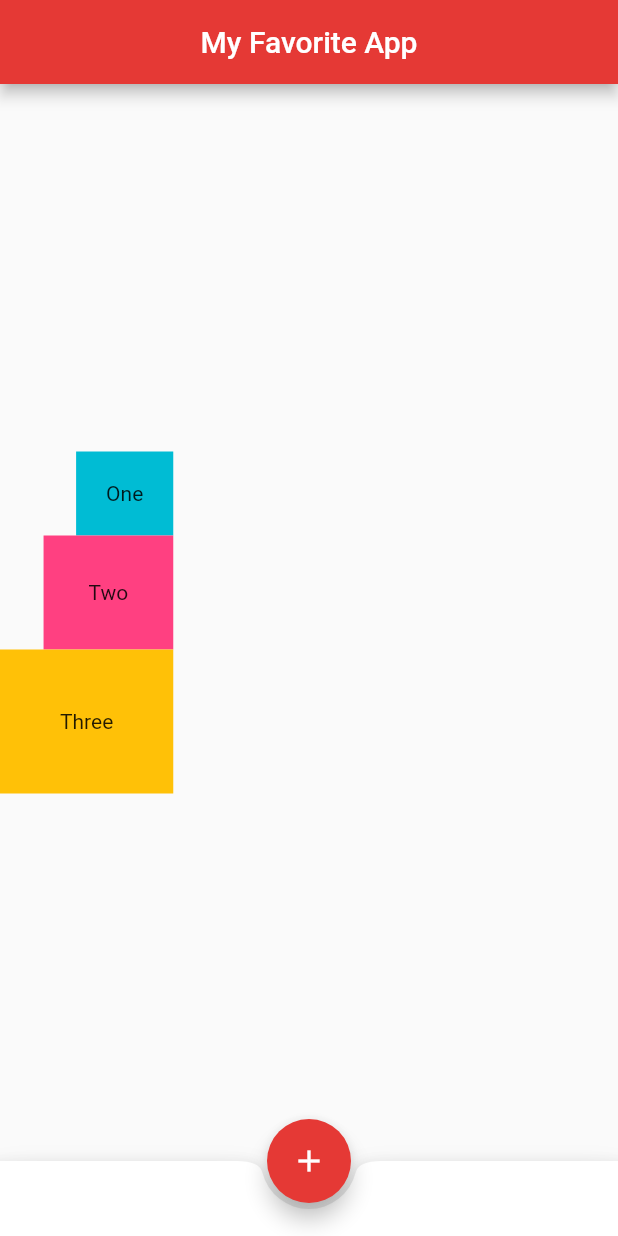
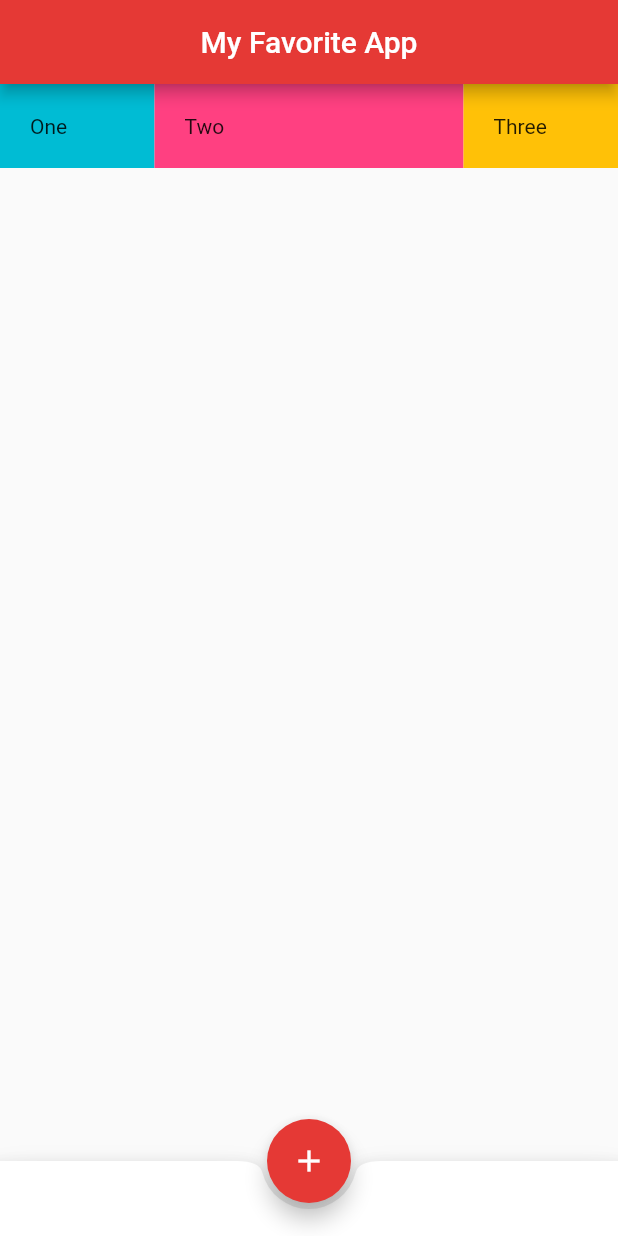
Before and after one commit to marville001/learn-flutter, a Flutter app: the screen it shows after launch, on a phone screen of 412 x 824 dp. Run offline on Flutter 3.47's test engine with Material 2 defaults, Android fonts, the phone set to English and light mode, and no system bars.

Commit message:
Expanded widget in flutter

```diff
--- a/lib/main.dart
+++ b/lib/main.dart
@@ -1,9 +1,7 @@
 import 'package:flutter/material.dart';
 
-void main() => runApp(const MaterialApp(
-      debugShowCheckedModeBanner: false,
-      home: Home()
-    ));
+void main() =>
+    runApp(const MaterialApp(debugShowCheckedModeBanner: false, home: Home()));
 
 class Home extends StatelessWidget {
   const Home({Key? key}) : super(key: key);
@@ -16,24 +14,31 @@ class Home extends StatelessWidget {
         centerTitle: true,
         backgroundColor: Colors.red[600],
       ),
-      body: Column(
-        mainAxisAlignment: MainAxisAlignment.center,
-        crossAxisAlignment: CrossAxisAlignment.end,
+      body: Row(
         children: [
-          Container(
+          Expanded(
+            flex: 1,
+            child: Container(
               padding: const EdgeInsets.all(20.0),
               color: Colors.cyan,
               child: const Text("One"),
             ),
-          Container(
-            padding: const EdgeInsets.all(30.0),
+          ),
+          Expanded(
+            flex: 2,
+            child: Container(
+              padding: const EdgeInsets.all(20.0),
               color: Colors.pinkAccent,
               child: const Text("Two"),
             ),
-          Container(
-            padding: const EdgeInsets.all(40.0),
+          ),
+          Expanded(
+            flex: 1,
+            child: Container(
+              padding: const EdgeInsets.all(20.0),
               color: Colors.amber,
               child: const Text("Three"),
+            ),
           ),
         ],
       ),
```
Lines whose indentation alone changed are shown as unchanged.
